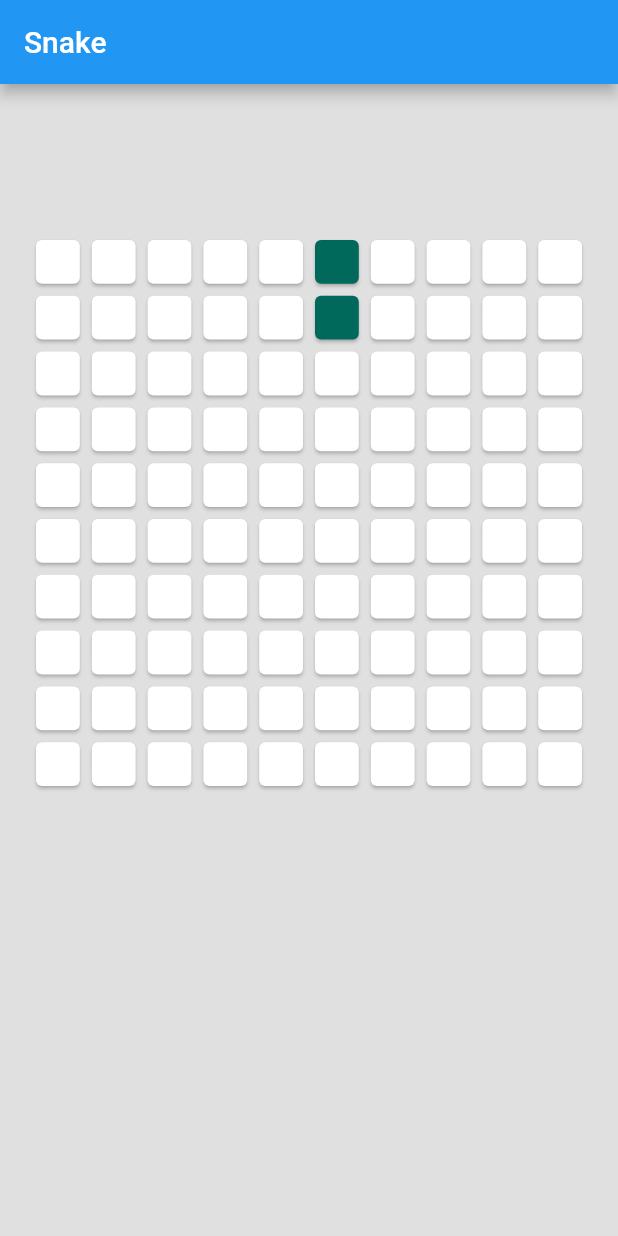
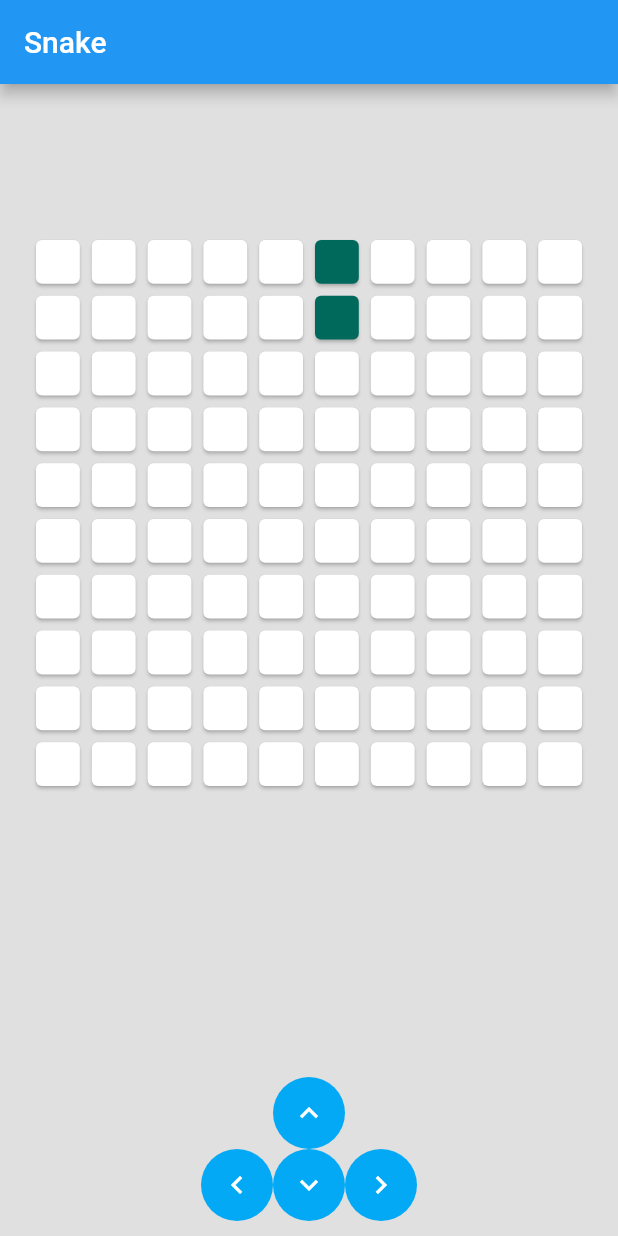
Before and after one commit to 0rqheus/kpi_android, a Flutter app: the screen it shows after launch, on a phone screen of 412 x 824 dp. Run offline on Flutter 3.47's test engine with Material 2 defaults, Android fonts, the phone set to English and light mode, and no system bars; our stand-ins replace image_picker; missing offline and left inert: photofilters.

Commit message:
lab6: add controller & improve structure

```diff
--- a/lab6/lib/main.dart
+++ b/lab6/lib/main.dart
@@ -1,5 +1,5 @@
 import 'package:flutter/material.dart';
-import 'miniprojects/SnakeGame.dart';
+import 'miniprojects/snake_game/SnakeGame.dart';
 
 void main() {
   runApp(MyApp());
--- a/lab6/lib/miniprojects/SnakeGame.dart
+++ /dev/null
@@ -1,177 +0,0 @@
-import 'dart:async';
-import 'dart:math' as Math;
-import 'package:flutter/material.dart';
-
-enum Direction { Up, Right, Down, Left }
-
-class SnakeCell {
-  double x;
-  double y;
-  Direction direction;
-
-  SnakeCell(this.x, this.y, this.direction);
-
-  void updateCoordinates() {
-    switch (this.direction) {
-      case Direction.Up:
-        this.y--;
-        break;
-      case Direction.Down:
-        this.y++;
-        break;
-      case Direction.Right:
-        this.x++;
-        break;
-      case Direction.Left:
-        this.x--;
-        break;
-      default:
-    }
-  }
-
-  int positionInArr(int matrixSize) {
-    return (x + matrixSize * y).toInt();
-  }
-}
-
-class Rotation {
-  Direction direction;
-  int time;
-
-  Rotation(this.direction, this.time);
-}
-
-class Snake {
-  List<SnakeCell> cells;
-  List<Rotation> rotationQueue = [];
-
-  SnakeCell get head => cells[0];
-  SnakeCell get tail => cells[cells.length - 1];
-
-  void move(Direction direction, int currTime) {
-    // if (rotationQueue.last.time == currTime) return;
-
-    // print("direction: ${direction}");
-    // print("currTime: ${currTime}");
-    // print("");
-
-    rotationQueue.add(Rotation(direction, currTime));
-  }
-
-  void updatePositions(int currTime) {
-    // print("update currTime: ${currTime}");
-
-    this.rotationQueue.removeWhere(
-        (rotation) => currTime - rotation.time > this.cells.length - 1);
-
-    print(rotationQueue.length);
-    // print("");
-
-    this.rotationQueue.forEach((rotation) =>
-        this.cells[currTime - rotation.time].direction = rotation.direction);
-
-    this.cells.forEach((cell) => cell.updateCoordinates());
-  }
-}
-
-class SnakeGame extends StatefulWidget {
-  @override
-  _SnakeGameState createState() => _SnakeGameState();
-}
-
-class _SnakeGameState extends State<SnakeGame> {
-  final int fieldSize = 10;
-  int _time = 0;
-  Timer _movingTimer;
-
-  Snake snake = Snake();
-
-  @override
-  void initState() {
-    super.initState();
-
-    // initialize
-    snake.cells = [
-      SnakeCell((fieldSize / 2).floor().toDouble(),
-          (fieldSize / 2).floor().toDouble(), Direction.Up),
-      SnakeCell((fieldSize / 2).floor().toDouble(),
-          (fieldSize / 2).floor().toDouble() + 1, Direction.Up),
-    ];
-
-    // iteration
-    _movingTimer = Timer.periodic(Duration(milliseconds: 500), (timer) {
-      snake.updatePositions(_time);
-
-      if (snake.head.x < 0 ||
-          snake.head.x > fieldSize ||
-          snake.head.y < 0 ||
-          snake.head.y > fieldSize) {
-        print("You lose!");
-        timer.cancel();
-        return;
-      }
-
-      // print("${snake.head.x}; ${snake.head.y}");
-      // print("");
-
-      setState(() {
-        _time++;
-      });
-    });
-  }
-
-  List<Widget> createPlayField(Snake snake) {
-    var list = List.generate(fieldSize * fieldSize, (index) {
-      return Container(
-        child: Card(
-          color: Colors.white,
-        ),
-      );
-    });
-
-    snake.cells.forEach((cell) {
-      list[cell.positionInArr(fieldSize)] = Container(
-        child: Card(
-          color: Colors.teal[800],
-        ),
-      );
-    });
-
-    return list;
-  }
-
-  @override
-  Widget build(BuildContext context) {
-    return Scaffold(
-        appBar: AppBar(
-          title: Text("Snake"),
-        ),
-        body: GestureDetector(
-          // onHorizontalDragUpdate: (details) =>
-          //     print("horizontal: ${details.delta}"),
-          onVerticalDragUpdate: (details) =>
-              print("vertical: ${details.delta}"),
-          // onPanUpdate: (details) {
-          //   setState(() {
-          //     print(
-          //         "gesture = (x: ${details.delta.dx}; y:${details.delta.dx})");
-
-          //     if (details.delta.dx > 0) {
-          //       snake.move(Direction.Right, _time);
-          //     } else if (details.delta.dx < 0)
-          //       snake.move(Direction.Left, _time);
-          //     else if (details.delta.dy > 0)
-          //       snake.move(Direction.Down, _time);
-          //     else
-          //       snake.move(Direction.Up, _time);
-          //   });
-          // },
-          child: GridView.count(
-            padding: EdgeInsets.symmetric(vertical: 100, horizontal: 20),
-            crossAxisCount: 10,
-            children: createPlayField(snake),
-          ),
-        ),
-        backgroundColor: Colors.grey[300]);
-  }
-}
--- /dev/null
+++ b/lab6/lib/miniprojects/snake_game/Controller.dart
@@ -0,0 +1,66 @@
+import 'package:flutter/material.dart';
+import 'DirectionEnum.dart';
+
+class Controller extends StatelessWidget {
+  final void Function(Direction direction) move;
+
+  Controller(this.move);
+
+  @override
+  Widget build(BuildContext context) {
+    return Column(
+      children: [
+        Row(
+          mainAxisAlignment: MainAxisAlignment.center,
+          children: [
+            Ink(
+              decoration: const ShapeDecoration(
+                color: Colors.lightBlue,
+                shape: CircleBorder(),
+              ),
+              child: IconButton(
+                  icon: Icon(Icons.keyboard_arrow_up),
+                  color: Colors.white,
+                  onPressed: () => move(Direction.Up)),
+            )
+          ],
+        ),
+        Row(
+          mainAxisAlignment: MainAxisAlignment.center,
+          children: [
+            Ink(
+              decoration: const ShapeDecoration(
+                color: Colors.lightBlue,
+                shape: CircleBorder(),
+              ),
+              child: IconButton(
+                  icon: Icon(Icons.keyboard_arrow_left),
+                  color: Colors.white,
+                  onPressed: () => move(Direction.Left)),
+            ),
+            Ink(
+              decoration: const ShapeDecoration(
+                color: Colors.lightBlue,
+                shape: CircleBorder(),
+              ),
+              child: IconButton(
+                  icon: Icon(Icons.keyboard_arrow_down),
+                  color: Colors.white,
+                  onPressed: () => move(Direction.Down)),
+            ),
+            Ink(
+              decoration: const ShapeDecoration(
+                color: Colors.lightBlue,
+                shape: CircleBorder(),
+              ),
+              child: IconButton(
+                  icon: Icon(Icons.keyboard_arrow_right),
+                  color: Colors.white,
+                  onPressed: () => move(Direction.Right)),
+            )
+          ],
+        )
+      ],
+    );
+  }
+}
--- /dev/null
+++ b/lab6/lib/miniprojects/snake_game/DirectionEnum.dart
@@ -0,0 +1 @@
+enum Direction { Up, Right, Down, Left }
--- /dev/null
+++ b/lab6/lib/miniprojects/snake_game/PlayField.dart
@@ -0,0 +1,22 @@
+import 'package:flutter/material.dart';
+import 'Snake.dart';
+
+List<Widget> createPlayField(int fieldSize, Snake snake) {
+  var list = List.generate(fieldSize * fieldSize, (index) {
+    return Container(
+      child: Card(
+        color: Colors.white,
+      ),
+    );
+  });
+
+  snake.cells.forEach((cell) {
+    list[cell.positionInArr(fieldSize)] = Container(
+      child: Card(
+        color: Colors.teal[800],
+      ),
+    );
+  });
+
+  return list;
+}
--- /dev/null
+++ b/lab6/lib/miniprojects/snake_game/Rotation.dart
@@ -0,0 +1,8 @@
+import 'DirectionEnum.dart';
+
+class Rotation {
+  Direction direction;
+  int time;
+
+  Rotation(this.direction, this.time);
+}
--- /dev/null
+++ b/lab6/lib/miniprojects/snake_game/Snake.dart
@@ -0,0 +1,25 @@
+import 'DirectionEnum.dart';
+import 'Rotation.dart';
+import 'SnakeCell.dart';
+
+class Snake {
+  List<SnakeCell> cells;
+  List<Rotation> rotationQueue = [];
+
+  SnakeCell get head => cells[0];
+  SnakeCell get tail => cells[cells.length - 1];
+
+  void move(Direction direction, int currTime) {
+    rotationQueue.add(Rotation(direction, currTime));
+  }
+
+  void updatePositions(int currTime) {
+    this.rotationQueue.removeWhere(
+        (rotation) => currTime - rotation.time > this.cells.length - 1);
+
+    this.rotationQueue.forEach((rotation) =>
+        this.cells[currTime - rotation.time].direction = rotation.direction);
+
+    this.cells.forEach((cell) => cell.updateCoordinates());
+  }
+}
--- /dev/null
+++ b/lab6/lib/miniprojects/snake_game/SnakeCell.dart
@@ -0,0 +1,31 @@
+import 'DirectionEnum.dart';
+
+class SnakeCell {
+  double x;
+  double y;
+  Direction direction;
+
+  SnakeCell(this.x, this.y, this.direction);
+
+  void updateCoordinates() {
+    switch (this.direction) {
+      case Direction.Up:
+        this.y--;
+        break;
+      case Direction.Down:
+        this.y++;
+        break;
+      case Direction.Right:
+        this.x++;
+        break;
+      case Direction.Left:
+        this.x--;
+        break;
+      default:
+    }
+  }
+
+  int positionInArr(int matrixSize) {
+    return (x + matrixSize * y).toInt();
+  }
+}
--- /dev/null
+++ b/lab6/lib/miniprojects/snake_game/SnakeGame.dart
@@ -0,0 +1,72 @@
+import 'dart:async';
+import 'dart:math' as Math;
+import 'package:flutter/material.dart';
+import 'DirectionEnum.dart';
+import 'Controller.dart';
+import 'PlayField.dart';
+import 'SnakeCell.dart';
+import 'Snake.dart';
+
+class SnakeGame extends StatefulWidget {
+  @override
+  _SnakeGameState createState() => _SnakeGameState();
+}
+
+// @todo generate food & increase size
+class _SnakeGameState extends State<SnakeGame> {
+  final int fieldSize = 10;
+  int _time = 0;
+  Timer _movingTimer;
+
+  Snake snake = Snake();
+
+  @override
+  void initState() {
+    super.initState();
+
+    // initialize
+    snake.cells = [
+      SnakeCell((fieldSize / 2).floor().toDouble(),
+          (fieldSize / 2).floor().toDouble(), Direction.Up),
+      SnakeCell((fieldSize / 2).floor().toDouble(),
+          (fieldSize / 2).floor().toDouble() + 1, Direction.Up),
+    ];
+
+    // iteration
+    _movingTimer = Timer.periodic(Duration(milliseconds: 500), (timer) {
+      snake.updatePositions(_time);
+
+      if (snake.head.x < 0 ||
+          snake.head.x > fieldSize ||
+          snake.head.y < 0 ||
+          snake.head.y > fieldSize) {
+        print("You lose!");
+        timer.cancel();
+        return;
+      }
+
+      setState(() => _time++);
+    });
+  }
+
+  @override
+  Widget build(BuildContext context) {
+    return Scaffold(
+        appBar: AppBar(
+          title: Text("Snake"),
+        ),
+        body: Column(children: [
+          Expanded(
+            child: GridView.count(
+              padding: EdgeInsets.symmetric(vertical: 100, horizontal: 20),
+              crossAxisCount: 10,
+              children: createPlayField(fieldSize, snake),
+            ),
+          ),
+          Padding(
+              padding: const EdgeInsets.all(10),
+              child: Controller((direction) => snake.move(direction, _time)))
+        ]),
+        backgroundColor: Colors.grey[300]);
+  }
+}
```
Also changed, not shown: lab6/lib/task_1/FirstExample.dart (renamed from lab6/lib/task1/FirstExample.dart), lab6/lib/task_1/SecondExample.dart (renamed from lab6/lib/task1/SecondExample.dart), lab6/lib/task_1/ThirdExample.dart (renamed from lab6/lib/task1/ThirdExample.dart), lab6/lib/task_2/Task2.dart (renamed from lab6/lib/task2/Task2.dart), lab6/lib/task_3/SierpinskiCarpet.dart (renamed from lab6/lib/task3/SierpinskiCarpet.dart).
